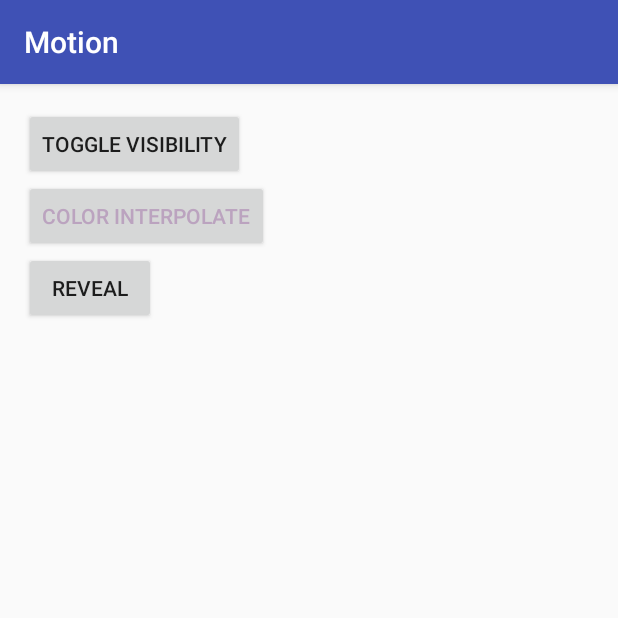
After one commit to biodunalfet/Motion, an Android app: the ViewPropertyAnimationActivity screen opened directly, with no data from a screen before it, on a phone screen of 412 x 824 dp, the top half of it. The commit adds this screen. Run offline under Robolectric (Android 15) with nearby library versions, the phone set to English and light mode, and no system bars.

Commit message:
ViewPropertyAnimation, ObjectAnimation and Reveal Effect

```diff
--- a/app/src/main/AndroidManifest.xml
+++ b/app/src/main/AndroidManifest.xml
@@ -15,7 +15,8 @@
                 <category android:name="android.intent.category.LAUNCHER" />
             </intent-filter>
         </activity>
-        <activity android:name=".TouchFeedbackActivity"></activity>
+        <activity android:name=".TouchFeedbackActivity" />
+        <activity android:name=".ViewPropertyAnimationActivity"></activity>
     </application>
 
 </manifest>
--- a/app/src/main/java/com/hamza/motion/Data.java
+++ b/app/src/main/java/com/hamza/motion/Data.java
@@ -10,7 +10,8 @@ class Data {
      *  Main list items
      */
     static Item[] mainListItems = new Item[]{
-            new Item("Touch Feedback", "Simple animations to signify view interactions")
+            new Item("Touch Feedback", "Simple animations to signify view interactions"),
+            new Item("Animations", "Using ViewPropertyAnimator")
     };
 
     /**
--- a/app/src/main/res/layout/activity_touch_feedback.xml
+++ b/app/src/main/res/layout/activity_touch_feedback.xml
@@ -108,7 +108,7 @@
         android:id="@+id/textView_unbounded_ripple_drawable_xml" />
 
     <TextView
-        android:text="Unbounded ripple Java using RippleDrawable"
+        android:text="Ripple effect (Java) using RippleDrawable"
         android:layout_width="match_parent"
         android:layout_height="wrap_content"
         android:clickable="true"
--- /dev/null
+++ b/app/src/main/res/layout/activity_view_property_animation.xml
@@ -0,0 +1,55 @@
+<?xml version="1.0" encoding="utf-8"?>
+<FrameLayout xmlns:android="http://schemas.android.com/apk/res/android"
+    xmlns:tools="http://schemas.android.com/tools"
+    android:id="@+id/activity_view_property_animation"
+    android:layout_width="match_parent"
+    android:layout_height="match_parent"
+    tools:context="com.hamza.motion.ViewPropertyAnimationActivity">
+
+    <RelativeLayout
+        android:layout_width="match_parent"
+        android:background="@color/green"
+        android:id="@+id/progressIndicator"
+        android:visibility="gone"
+        android:layout_height="match_parent">
+
+        <TextView
+            android:layout_width="wrap_content"
+            android:layout_height="wrap_content"
+            android:layout_centerInParent="true"
+            android:textSize="34sp"
+            android:text="Loading"/>
+
+    </RelativeLayout>
+
+    <LinearLayout
+        android:layout_width="match_parent"
+        android:layout_height="match_parent"
+        android:orientation="vertical"
+        android:paddingBottom="@dimen/activity_vertical_margin"
+        android:paddingLeft="@dimen/activity_horizontal_margin"
+        android:paddingRight="@dimen/activity_horizontal_margin"
+        android:paddingTop="@dimen/activity_vertical_margin">
+
+        <Button
+            android:layout_width="wrap_content"
+            android:layout_height="wrap_content"
+            android:text="toggle visibility"
+            android:id="@+id/toggle_visibility_button"/>
+
+        <Button
+            android:layout_width="wrap_content"
+            android:layout_height="wrap_content"
+            android:text="Color interpolate"
+            android:id="@+id/color_interpolate_button"/>
+
+        <Button
+            android:layout_width="wrap_content"
+            android:layout_height="wrap_content"
+            android:text="Reveal"
+            android:id="@+id/reveal_button"/>
+
+    </LinearLayout>
+
+
+</FrameLayout>
```
Also changed, not shown: app/src/main/java/com/hamza/motion/MainRecyclerAdapter.java (+22 -2 lines), app/src/main/java/com/hamza/motion/ViewPropertyAnimationActivity.java (added, +188 -0 lines).
